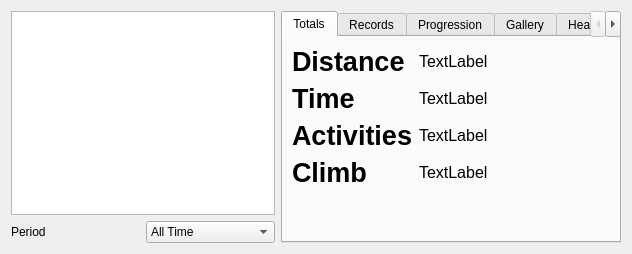
TomFryers/activate, file activate/resources/ui/summary.ui: the form before one commit.
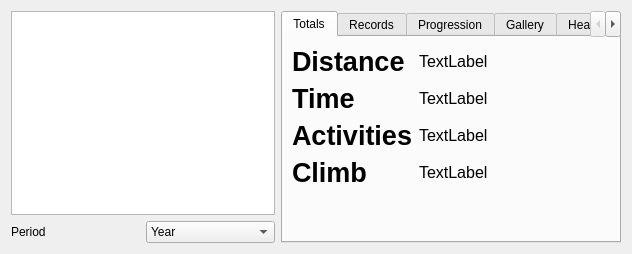
The form after the commit. Custom widgets are drawn as their Qt base class.

Commit message:
Default to year summary instead of all time
There is a long delay generating all time statistics, so this hides them
a little bit.

What changed in the file:
```diff
--- a/activate/resources/ui/summary.ui
+++ b/activate/resources/ui/summary.ui
@@ -40,6 +40,9 @@
            <height>16777215</height>
           </size>
          </property>
+         <property name="currentIndex">
+          <number>1</number>
+         </property>
          <item>
           <property name="text">
            <string>All Time</string>
```
The commit also changes 1 other file.
